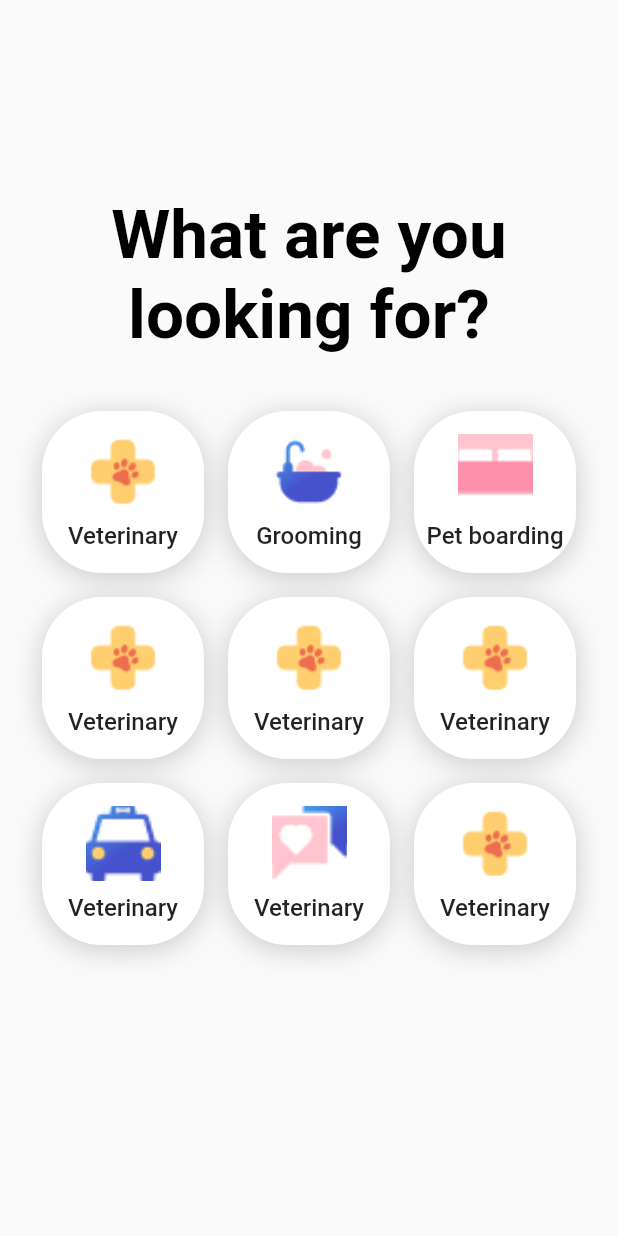
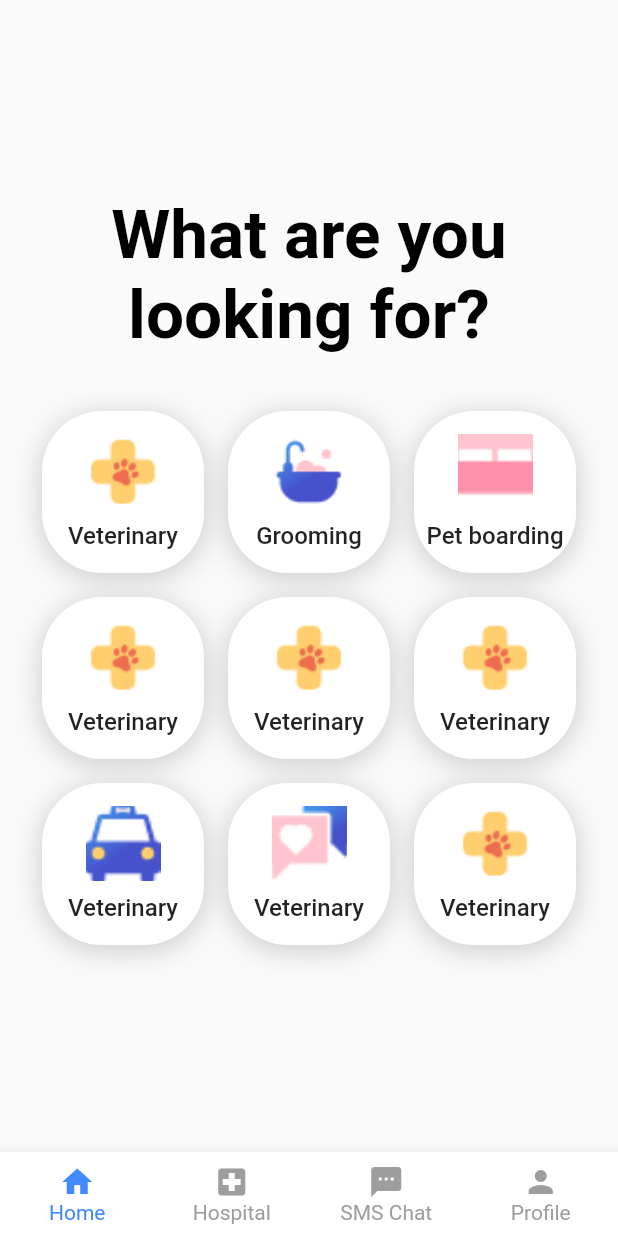
Before and after one commit to Rehman6578/pet_shop, a Flutter app: the screen it shows after launch, after a tap on "Sign In", on a phone screen of 412 x 824 dp. Run offline on Flutter 3.47's test engine with Material 2 defaults, Android fonts, the phone set to English and light mode, and no system bars; our stand-ins replace firebase_auth, firebase_core, get; accounts and stored records are empty; Roboto replaces fonts that are missing (Encode Sans).

Commit message:
initial commit

```diff
--- a/lib/MainScreen.dart
+++ b/lib/MainScreen.dart
@@ -53,7 +53,38 @@ class _MainScreenState extends State<MainScreen> {
             ],
           ),
         ),
+        // add bottom navigation bar here and add home ,hospital ,sms chat, profile icons
+        bottomNavigationBar: BottomNavigationBar(
+          type: BottomNavigationBarType.fixed,
+          backgroundColor: Colors.white,
+          selectedItemColor: Colors.blueAccent,
+          unselectedItemColor: Colors.grey,
+          selectedFontSize: 14,
+          unselectedFontSize: 14,
+          onTap: (value) {
+            // Respond to item press.
+          },
+          items: const [
+            BottomNavigationBarItem(
+              label: 'Home',
+              icon: Icon(Icons.home),
+            ),
+            BottomNavigationBarItem(
+              label: 'Hospital',
+              icon: Icon(Icons.local_hospital),
+            ),
+            BottomNavigationBarItem(
+              label: 'SMS Chat',
+              icon: Icon(Icons.sms),
+            ),
+            BottomNavigationBarItem(
+              label: 'Profile',
+              icon: Icon(Icons.person),
+            ),
+          ],
+        ),
       ),
+
     );
   }
 }
```
